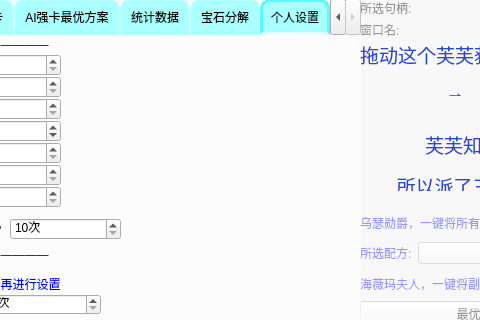
Above: GUI/天知强卡器.ui from a1929238/tenchi-cards-enhancer before the change; both pictures show x 140 to 620 and y 0 to 320 of the 800 by 600 pixel window. Below: the same form after it.
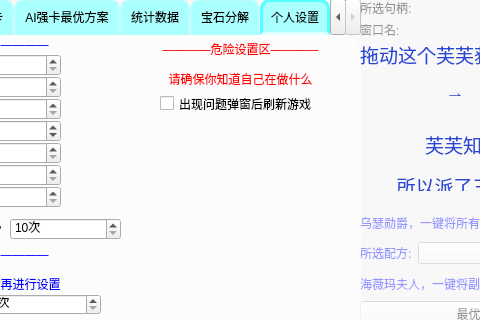
That is the form after the change. The open tabs and pages were chosen to show the change. Custom widgets are drawn as their Qt base class.

Commit message: v0.3.0 新增危险设置，弹窗后自动刷新功能，一次最多刷新五次;修复了单卡强化时换行后有概率会点歪的问题；修复了在极大背包容量情况下，单卡强化会找不到卡片位置的问题

```diff
--- a/GUI/天知强卡器.ui
+++ b/GUI/天知强卡器.ui
@@ -3594,6 +3594,41 @@
        </item>
       </layout>
      </widget>
+     <widget class="QLabel" name="label_64">
+      <property name="geometry">
+       <rect>
+        <x>270</x>
+        <y>0</y>
+        <width>221</width>
+        <height>61</height>
+       </rect>
+      </property>
+      <property name="toolTip">
+       <string/>
+      </property>
+      <property name="styleSheet">
+       <string notr="true">color: red;</string>
+      </property>
+      <property name="text">
+       <string>&lt;html&gt;&lt;head/&gt;&lt;body&gt;&lt;p align=&quot;center&quot;&gt;————危险设置区————&lt;/p&gt;&lt;p align=&quot;center&quot;&gt;请确保你知道自己在做什么&lt;/p&gt;&lt;/body&gt;&lt;/html&gt;</string>
+      </property>
+     </widget>
+     <widget class="QCheckBox" name="failed_refresh_check">
+      <property name="geometry">
+       <rect>
+        <x>300</x>
+        <y>60</y>
+        <width>181</width>
+        <height>19</height>
+       </rect>
+      </property>
+      <property name="toolTip">
+       <string>最多刷新五次，五次后停止</string>
+      </property>
+      <property name="text">
+       <string>出现问题弹窗后刷新游戏</string>
+      </property>
+     </widget>
     </widget>
    </widget>
    <widget class="QLabel" name="handle_tips">
```
Left out of the diff: 2 changed lines with no effect on the pictures. The commit also changes 7 other files.
